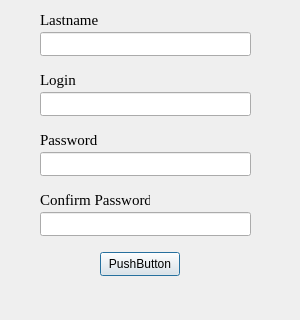
The window that BankApp/registrationwindow.ui (polkjhgf/BankMachination) describes before a commit, drawn with Qt 5; both pictures show x 0 to 300 and y 138 to 458 of the 300 by 458 pixel window.
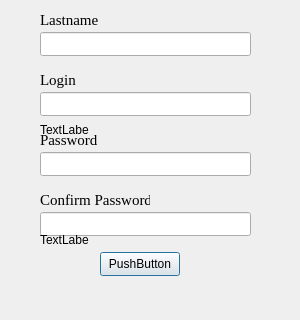
The same window after the commit.

```diff
--- a/BankApp/registrationwindow.ui
+++ b/BankApp/registrationwindow.ui
@@ -191,6 +191,32 @@
     <string>PushButton</string>
    </property>
   </widget>
+  <widget class="QLabel" name="LoginErrorLabel">
+   <property name="geometry">
+    <rect>
+     <x>40</x>
+     <y>260</y>
+     <width>49</width>
+     <height>16</height>
+    </rect>
+   </property>
+   <property name="text">
+    <string>TextLabel</string>
+   </property>
+  </widget>
+  <widget class="QLabel" name="PasswordErrorLabel">
+   <property name="geometry">
+    <rect>
+     <x>40</x>
+     <y>370</y>
+     <width>49</width>
+     <height>16</height>
+    </rect>
+   </property>
+   <property name="text">
+    <string>TextLabel</string>
+   </property>
+  </widget>
  </widget>
  <resources/>
  <connections/>
```
Left out of the diff: 2 changed lines with no effect on the pictures.
